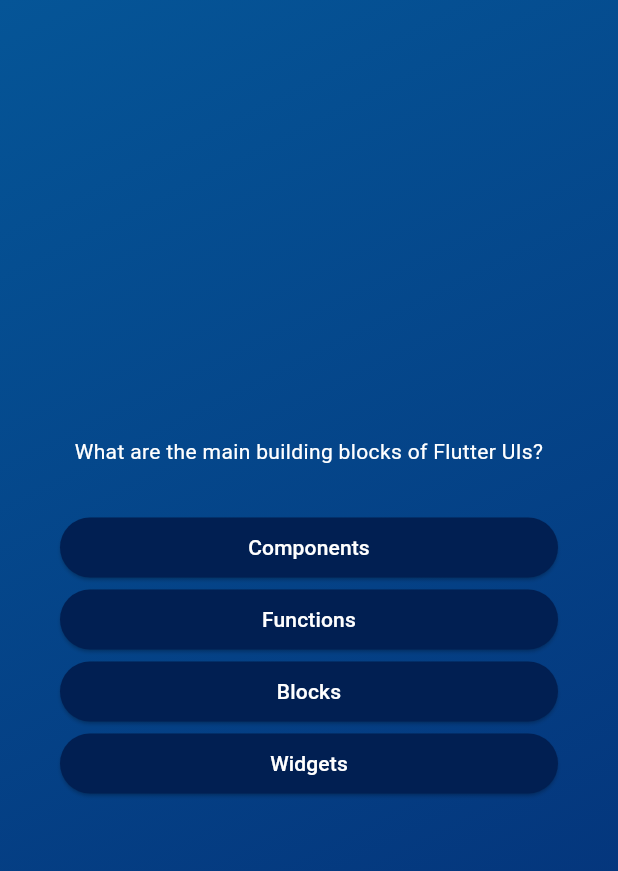
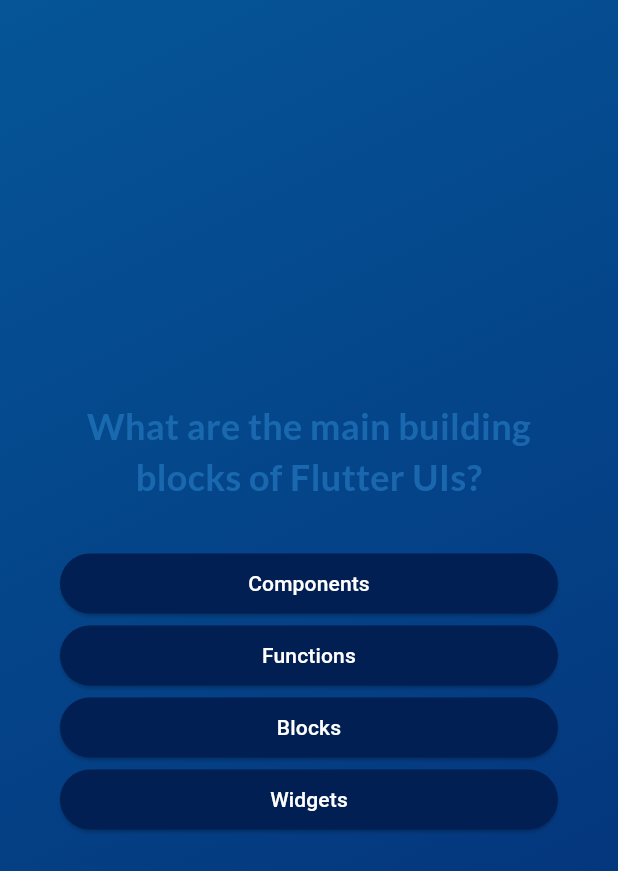
Before and after one commit to varshi158/quiz_app, a Flutter app: the screen it shows after launch, after a tap on "Start Quiz", on a phone screen of 412 x 824 dp. Shown: the top 871 px of the screen. Run offline on Flutter 3.47's test engine with Material 3 defaults, Android fonts, the phone set to English and light mode, and no system bars; our stand-ins replace google_fonts.

Commit message:
change font family using google fonts

```diff
--- a/lib/questions_screen.dart
+++ b/lib/questions_screen.dart
@@ -1,4 +1,6 @@
 import "package:flutter/material.dart";
+import "package:google_fonts/google_fonts.dart";
+
 import 'package:quiz_app/answer_button.dart';
 import 'package:quiz_app/data/questions.dart';
 
@@ -35,8 +37,10 @@ class _QuestionsScreenState extends State<QuestionsScreen> {
           children: [
             Text(
               currentQuestion.text,
-              style: const TextStyle(
-                color: Colors.white,
+              style: GoogleFonts.lato(
+                color: const Color.fromARGB(146, 41, 130, 202),
+                fontSize: 24,
+                fontWeight: FontWeight.bold,
               ),
               textAlign: TextAlign.center,
             ),
--- a/lib/start_screen.dart
+++ b/lib/start_screen.dart
@@ -1,4 +1,5 @@
 import "package:flutter/material.dart";
+import 'package:google_fonts/google_fonts.dart';
 
 const quizLogo = "assets/images/quiz-logo.png";
 
@@ -21,10 +22,10 @@ class StartScreen extends StatelessWidget {
           const SizedBox(
             height: 20,
           ),
-          const Text(
+          Text(
             "Learn Flutter the fun way!",
-            style: TextStyle(
-              color: Color.fromARGB(146, 41, 130, 202),
+            style: GoogleFonts.lato(
+              color: const Color.fromARGB(146, 41, 130, 202),
               fontSize: 24,
             ),
           ),
--- a/pubspec.yaml
+++ b/pubspec.yaml
@@ -35,6 +35,7 @@ dependencies:
   # The following adds the Cupertino Icons font to your application.
   # Use with the CupertinoIcons class for iOS style icons.
   cupertino_icons: ^1.0.6
+  google_fonts: ^6.2.1
 
 dev_dependencies:
   flutter_test:
```
Also changed, not shown: pubspec.lock, 1 other file.
